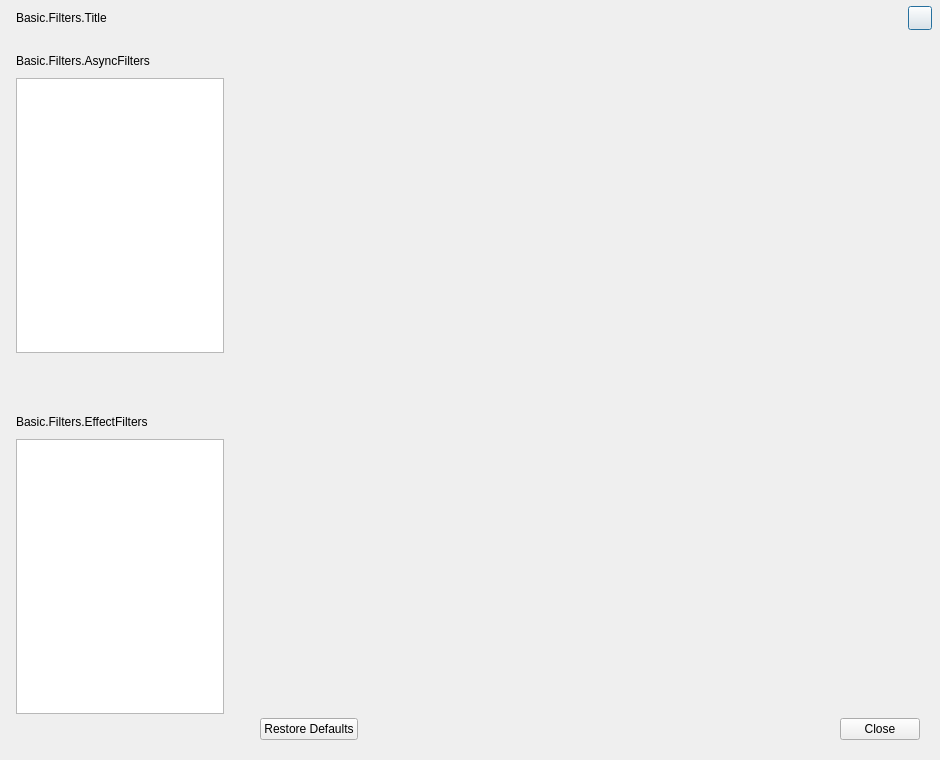
Above: src/ui-forms/basic-filters.ui from SOOPLIVE/soop-studio before the change. Below: the same form after it.
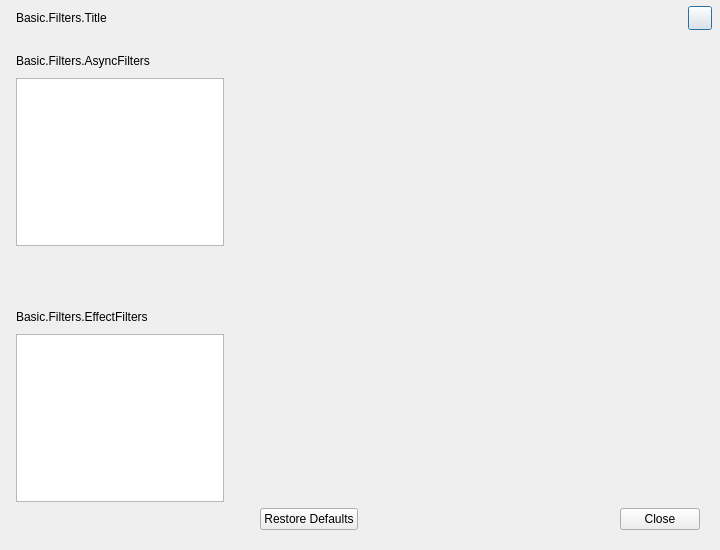
That is the form after the change. Icons and pictures are not drawn. Custom widgets are drawn as their Qt base class.

```diff
--- a/src/ui-forms/basic-filters.ui
+++ b/src/ui-forms/basic-filters.ui
@@ -6,20 +6,20 @@
    <rect>
     <x>0</x>
     <y>0</y>
-    <width>940</width>
-    <height>760</height>
+    <width>720</width>
+    <height>550</height>
    </rect>
   </property>
   <property name="minimumSize">
    <size>
-    <width>940</width>
-    <height>760</height>
+    <width>0</width>
+    <height>0</height>
    </size>
   </property>
   <property name="maximumSize">
    <size>
-    <width>940</width>
-    <height>760</height>
+    <width>16777215</width>
+    <height>16777215</height>
    </size>
   </property>
   <property name="windowTitle">
@@ -48,7 +48,7 @@
     <number>0</number>
    </property>
    <item>
-    <widget class="QFrame" name="titleFrame">
+    <widget class="AFTransparentMouseEvents" name="titleFrame" native="true">
      <property name="minimumSize">
       <size>
        <width>0</width>
@@ -129,7 +129,7 @@
     </widget>
    </item>
    <item>
-    <layout class="QHBoxLayout" name="horizontalLayout" stretch="1,10">
+    <layout class="QHBoxLayout" name="horizontalLayout" stretch="0,10">
      <property name="sizeConstraint">
       <enum>QLayout::SetMinimumSize</enum>
      </property>
@@ -164,6 +164,12 @@
            <height>0</height>
           </size>
          </property>
+         <property name="maximumSize">
+          <size>
+           <width>240</width>
+           <height>16777215</height>
+          </size>
+         </property>
          <layout class="QVBoxLayout" name="verticalLayout_3">
           <property name="spacing">
            <number>10</number>
@@ -232,6 +238,12 @@
              </property>
              <item>
               <widget class="QPushButton" name="addAsyncFilter">
+               <property name="minimumSize">
+                <size>
+                 <width>24</width>
+                 <height>24</height>
+                </size>
+               </property>
                <property name="maximumSize">
                 <size>
                  <width>24</width>
@@ -266,6 +278,12 @@
              </item>
              <item>
               <widget class="QPushButton" name="removeAsyncFilter">
+               <property name="minimumSize">
+                <size>
+                 <width>24</width>
+                 <height>24</height>
+                </size>
+               </property>
                <property name="maximumSize">
                 <size>
                  <width>24</width>
@@ -304,6 +322,12 @@
              </item>
              <item>
               <widget class="QPushButton" name="moveAsyncFilterUp">
+               <property name="minimumSize">
+                <size>
+                 <width>24</width>
+                 <height>24</height>
+                </size>
+               </property>
                <property name="maximumSize">
                 <size>
                  <width>24</width>
@@ -338,6 +362,12 @@
              </item>
              <item>
               <widget class="QPushButton" name="moveAsyncFilterDown">
+               <property name="minimumSize">
+                <size>
+                 <width>24</width>
+                 <height>24</height>
+                </size>
+               </property>
                <property name="maximumSize">
                 <size>
                  <width>24</width>
@@ -406,6 +436,12 @@
            <height>0</height>
           </size>
          </property>
+         <property name="maximumSize">
+          <size>
+           <width>240</width>
+           <height>16777215</height>
+          </size>
+         </property>
          <layout class="QVBoxLayout" name="verticalLayout_4">
           <property name="spacing">
            <number>10</number>
@@ -474,6 +510,12 @@
              </property>
              <item>
               <widget class="QPushButton" name="addEffectFilter">
+               <property name="minimumSize">
+                <size>
+                 <width>24</width>
+                 <height>24</height>
+                </size>
+               </property>
                <property name="maximumSize">
                 <size>
                  <width>24</width>
@@ -508,6 +550,12 @@
              </item>
              <item>
               <widget class="QPushButton" name="removeEffectFilter">
+               <property name="minimumSize">
+                <size>
+                 <width>24</width>
+                 <height>24</height>
+                </size>
+               </property>
                <property name="maximumSize">
                 <size>
                  <width>24</width>
@@ -542,6 +590,12 @@
              </item>
              <item>
               <widget class="QPushButton" name="moveEffectFilterUp">
+               <property name="minimumSize">
+                <size>
+                 <width>24</width>
+                 <height>24</height>
+                </size>
+               </property>
                <property name="maximumSize">
                 <size>
                  <width>24</width>
@@ -576,6 +630,12 @@
              </item>
              <item>
               <widget class="QPushButton" name="moveEffectFilterDown">
+               <property name="minimumSize">
+                <size>
+                 <width>24</width>
+                 <height>24</height>
+                </size>
+               </property>
                <property name="maximumSize">
                 <size>
                  <width>24</width>
@@ -673,24 +733,24 @@
           <property name="minimumSize">
            <size>
             <width>0</width>
-            <height>626</height>
+            <height>0</height>
            </size>
           </property>
           <layout class="QVBoxLayout" name="verticalLayout_6">
            <property name="spacing">
-            <number>0</number>
+            <number>20</number>
            </property>
            <property name="leftMargin">
-            <number>0</number>
+            <number>16</number>
            </property>
            <property name="topMargin">
-            <number>0</number>
+            <number>20</number>
            </property>
            <property name="rightMargin">
-            <number>0</number>
+            <number>16</number>
            </property>
            <property name="bottomMargin">
-            <number>0</number>
+            <number>20</number>
            </property>
            <item>
             <widget class="QFrame" name="previewFrame">
@@ -708,19 +768,19 @@
              </property>
              <layout class="QVBoxLayout" name="verticalLayout_7">
               <property name="spacing">
-               <number>6</number>
+               <number>0</number>
               </property>
               <property name="leftMargin">
-               <number>24</number>
+               <number>0</number>
               </property>
               <property name="topMargin">
-               <number>24</number>
+               <number>0</number>
               </property>
               <property name="rightMargin">
-               <number>24</number>
+               <number>0</number>
               </property>
               <property name="bottomMargin">
-               <number>16</number>
+               <number>0</number>
               </property>
               <item>
                <widget class="AFQTDisplay" name="preview" native="true">
@@ -733,7 +793,13 @@
                 <property name="minimumSize">
                  <size>
                   <width>0</width>
-                  <height>150</height>
+                  <height>280</height>
+                 </size>
+                </property>
+                <property name="maximumSize">
+                 <size>
+                  <width>16777215</width>
+                  <height>280</height>
                  </size>
                 </property>
                </widget>
@@ -756,14 +822,17 @@
               <enum>QFrame::Plain</enum>
              </property>
              <layout class="QVBoxLayout" name="propertiesLayout">
+              <property name="spacing">
+               <number>0</number>
+              </property>
               <property name="leftMargin">
-               <number>24</number>
+               <number>0</number>
               </property>
               <property name="topMargin">
                <number>0</number>
               </property>
               <property name="rightMargin">
-               <number>24</number>
+               <number>0</number>
               </property>
               <property name="bottomMargin">
                <number>0</number>
@@ -822,7 +891,13 @@
   <customwidget>
    <class>AFQFocusList</class>
    <extends>QListWidget</extends>
-   <header>UIComponent/CFocusList.h</header>
+   <header>obs-studio-ui/focus-list.hpp</header>
+  </customwidget>
+  <customwidget>
+   <class>AFTransparentMouseEvents</class>
+   <extends>QWidget</extends>
+   <header>MainFrame/CTransparentMouseEvents.h</header>
+   <container>1</container>
   </customwidget>
  </customwidgets>
  <resources>
```
Left out of the diff: 54 changed lines with no effect on the pictures.
